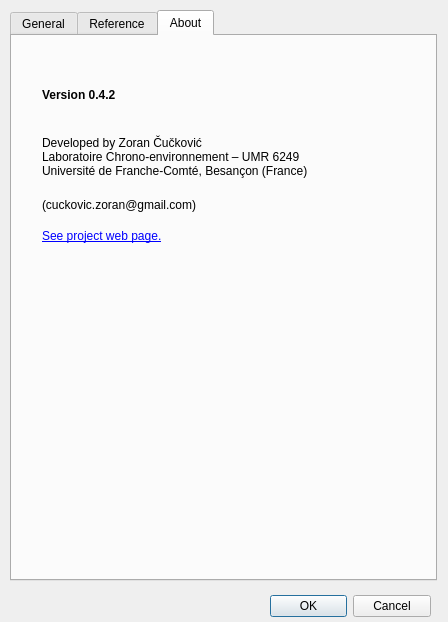
zoran-cuckovic/QGIS-visibility-analysis, file ui_viewshedanalysis.ui: the form before one commit.
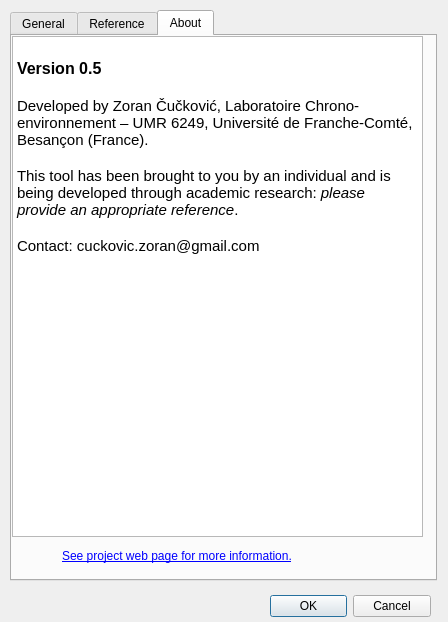
The form after the commit. The open tabs and pages were chosen to show the change.

Patch:
```diff
--- a/ui_viewshedanalysis.ui
+++ b/ui_viewshedanalysis.ui
@@ -543,51 +543,44 @@
     <attribute name="title">
      <string>About</string>
     </attribute>
-    <widget class="QLabel" name="label_12">
+    <widget class="QTextBrowser" name="textBrowser">
      <property name="geometry">
       <rect>
-       <x>30</x>
-       <y>90</y>
-       <width>351</width>
-       <height>61</height>
+       <x>0</x>
+       <y>0</y>
+       <width>411</width>
+       <height>501</height>
       </rect>
      </property>
-     <property name="text">
-      <string>Developed by Zoran Čučković
-Laboratoire Chrono-environnement – UMR 6249
-Université de Franche-Comté, Besançon (France)</string>
+     <property name="focusPolicy">
+      <enum>Qt::WheelFocus</enum>
      </property>
-    </widget>
-    <widget class="QLabel" name="label_13">
-     <property name="geometry">
-      <rect>
-       <x>30</x>
-       <y>50</y>
-       <width>81</width>
-       <height>17</height>
-      </rect>
+     <property name="html">
+      <string>&lt;!DOCTYPE HTML PUBLIC &quot;-//W3C//DTD HTML 4.0//EN&quot; &quot;http://www.w3.org/TR/REC-html40/strict.dtd&quot;&gt;
+&lt;html&gt;&lt;head&gt;&lt;meta name=&quot;qrichtext&quot; content=&quot;1&quot; /&gt;&lt;style type=&quot;text/css&quot;&gt;
+p, li { white-space: pre-wrap; }
+&lt;/style&gt;&lt;/head&gt;&lt;body style=&quot; font-family:'Ubuntu'; font-size:11pt; font-weight:400; font-style:normal;&quot;&gt;
+&lt;p style=&quot;-qt-paragraph-type:empty; margin-top:0px; margin-bottom:0px; margin-left:0px; margin-right:0px; -qt-block-indent:0; text-indent:0px;&quot;&gt;&lt;br /&gt;&lt;/p&gt;
+&lt;p style=&quot; margin-top:0px; margin-bottom:0px; margin-left:0px; margin-right:0px; -qt-block-indent:0; text-indent:0px;&quot;&gt;&lt;span style=&quot; font-size:12pt; font-weight:600;&quot;&gt;Version 0.5&lt;/span&gt;&lt;/p&gt;
+&lt;p style=&quot;-qt-paragraph-type:empty; margin-top:0px; margin-bottom:0px; margin-left:0px; margin-right:0px; -qt-block-indent:0; text-indent:0px; font-size:12pt; font-weight:600;&quot;&gt;&lt;br /&gt;&lt;/p&gt;
+&lt;p style=&quot; margin-top:0px; margin-bottom:0px; margin-left:0px; margin-right:0px; -qt-block-indent:0; text-indent:0px;&quot;&gt;Developed by Zoran Čučković, Laboratoire Chrono-environnement – UMR 6249, Université de Franche-Comté, Besançon (France).&lt;/p&gt;
+&lt;p style=&quot;-qt-paragraph-type:empty; margin-top:0px; margin-bottom:0px; margin-left:0px; margin-right:0px; -qt-block-indent:0; text-indent:0px;&quot;&gt;&lt;br /&gt;&lt;/p&gt;
+&lt;p style=&quot; margin-top:0px; margin-bottom:0px; margin-left:0px; margin-right:0px; -qt-block-indent:0; text-indent:0px;&quot;&gt;This tool has been brought to you by an individual and is being developed through academic research: &lt;span style=&quot; font-style:italic;&quot;&gt;please provide an appropriate reference&lt;/span&gt;.&lt;/p&gt;
+&lt;p style=&quot;-qt-paragraph-type:empty; margin-top:0px; margin-bottom:0px; margin-left:0px; margin-right:0px; -qt-block-indent:0; text-indent:0px;&quot;&gt;&lt;br /&gt;&lt;/p&gt;
+&lt;p style=&quot; margin-top:0px; margin-bottom:0px; margin-left:0px; margin-right:0px; -qt-block-indent:0; text-indent:0px;&quot;&gt;Contact: cuckovic.zoran@gmail.com&lt;/p&gt;&lt;/body&gt;&lt;/html&gt;</string>
      </property>
-     <property name="font">
-      <font>
-       <weight>75</weight>
-       <bold>true</bold>
-      </font>
-     </property>
-     <property name="text">
-      <string>Version 0.4.2</string>
-     </property>
     </widget>
     <widget class="QLabel" name="label_14">
      <property name="geometry">
       <rect>
-       <x>30</x>
-       <y>180</y>
-       <width>261</width>
-       <height>41</height>
+       <x>50</x>
+       <y>510</y>
+       <width>301</width>
+       <height>21</height>
       </rect>
      </property>
      <property name="text">
-      <string>&lt;html&gt;&lt;head/&gt;&lt;body&gt;&lt;p&gt;&lt;a href=&quot;http://hub.qgis.org/projects/viewshed/wiki&quot;&gt;&lt;span style=&quot; text-decoration: underline; color:#0000ff;&quot;&gt;See project web page.&lt;/span&gt;&lt;/a&gt;&lt;/p&gt;&lt;/body&gt;&lt;/html&gt;</string>
+      <string>&lt;html&gt;&lt;head/&gt;&lt;body&gt;&lt;p&gt;&lt;a href=&quot;http://hub.qgis.org/projects/viewshed/wiki&quot;&gt;&lt;span style=&quot; text-decoration: underline; color:#0000ff;&quot;&gt;See project web page for more information.&lt;/span&gt;&lt;/a&gt;&lt;/p&gt;&lt;/body&gt;&lt;/html&gt;</string>
      </property>
      <property name="textFormat">
       <enum>Qt::RichText</enum>
@@ -596,19 +589,6 @@
       <bool>true</bool>
      </property>
     </widget>
-    <widget class="QLabel" name="label_18">
-     <property name="geometry">
-      <rect>
-       <x>30</x>
-       <y>160</y>
-       <width>231</width>
-       <height>17</height>
-      </rect>
-     </property>
-     <property name="text">
-      <string>(cuckovic.zoran@gmail.com)</string>
-     </property>
-    </widget>
    </widget>
   </widget>
   <widget class="QDialogButtonBox" name="buttonBox">
```
Left out of the diff: 4 changed lines with no effect on the pictures.
